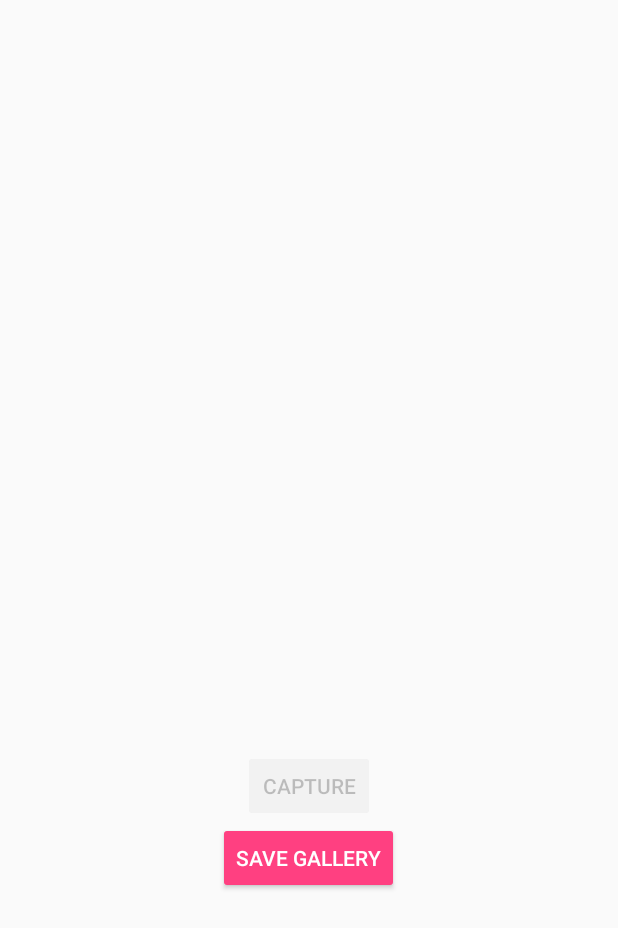
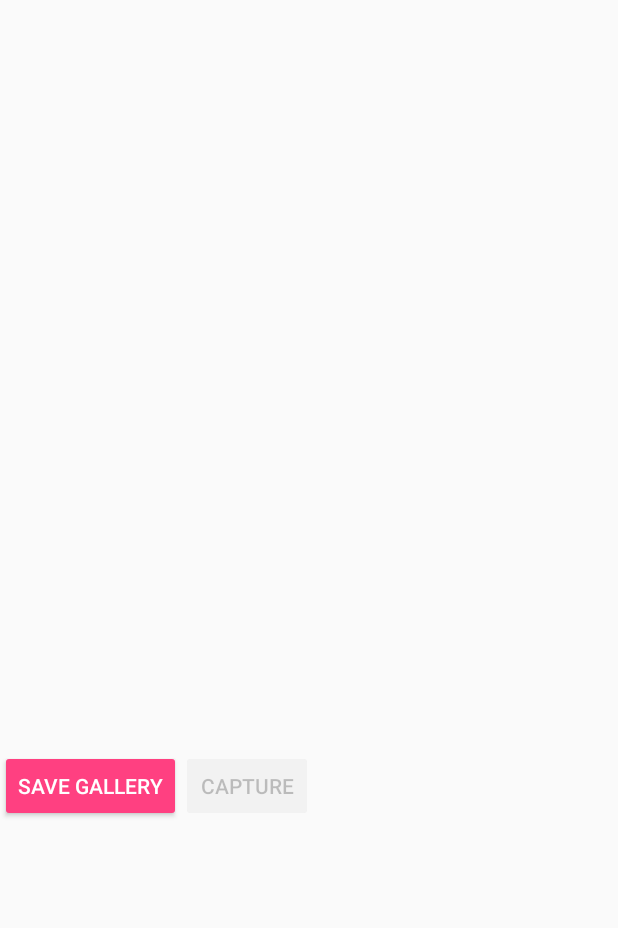
Before and after one commit to youssefnabil48/PinMateFrontend, an Android app: the fragment CameraFragment shown on its own in the app's theme, on a phone screen of 412 x 824 dp. Shown: the top 928 px of the screen. Run offline under Robolectric (Android 15) with nearby library versions, the phone set to English and light mode, and no system bars; pictures from the network do not load.

Commit message:
add_Story

```diff
--- a/app/src/main/java/com/example/saraelsheemi/pinmate/views/CameraFragment.java
+++ b/app/src/main/java/com/example/saraelsheemi/pinmate/views/CameraFragment.java
@@ -113,8 +113,9 @@ public class CameraFragment extends Fragment {
             }
             if (pictureFile != null) {
                 Uri photoURI = FileProvider.getUriForFile(getContext(),
-                        "com.zoftino.android.fileprovider",
+                        "ibas.provider",
                         pictureFile);
+//                String photoURI = null;
                 cameraIntent.putExtra(MediaStore.EXTRA_OUTPUT, photoURI);
                 startActivityForResult(cameraIntent, REQUEST_PICTURE_CAPTURE);
             }
--- a/app/src/main/java/com/example/saraelsheemi/pinmate/views/Home.java
+++ b/app/src/main/java/com/example/saraelsheemi/pinmate/views/Home.java
@@ -115,6 +115,8 @@ public class Home extends AppCompatActivity implements NavigationView.OnNavigati
 
         if (id == R.id.nav_camera) {
             // Handle the camera action
+
+            fragment = new CameraFragment();
         } else if (id == R.id.nav_home) {
             fragment = new Main();
         }
--- a/app/src/main/res/layout/activity_camera.xml
+++ b/app/src/main/res/layout/activity_camera.xml
@@ -1,5 +1,5 @@
 <?xml version="1.0" encoding="utf-8"?>
-<LinearLayout xmlns:android="http://schemas.android.com/apk/res/android"
+<RelativeLayout xmlns:android="http://schemas.android.com/apk/res/android"
     android:orientation="vertical" android:layout_width="match_parent"
     android:layout_height="match_parent">
 
@@ -7,19 +7,22 @@
         android:id="@+id/picture"
         android:layout_width="match_parent"
         android:layout_height="500dp"/>
+
+    <Button
+        android:id="@+id/save_local"
+        style="@style/Widget.AppCompat.Button.Colored"
+        android:layout_width="wrap_content"
+        android:layout_height="wrap_content"
+        android:layout_below="@id/picture"
+        android:text="Save Gallery" />
+
     <Button
         android:id="@+id/capture"
+        style="@style/Widget.AppCompat.Button.Colored"
         android:layout_width="wrap_content"
         android:layout_height="wrap_content"
-        android:layout_gravity="center"
-        style="@style/Widget.AppCompat.Button.Colored"
-        android:text="Capture"/>
-    <Button
-        android:id="@+id/save_local"
-        android:layout_width="wrap_content"
-        android:layout_height="wrap_content"
-        android:layout_gravity="center"
-        style="@style/Widget.AppCompat.Button.Colored"
-        android:text="Save Gallery" />
+        android:layout_toEndOf="@id/save_local"
+        android:layout_below="@id/picture"
+        android:text="Capture" />
 
-</LinearLayout>
+</RelativeLayout>
--- /dev/null
+++ b/app/src/main/res/xml/provider_paths.xml
@@ -0,0 +1,6 @@
+<?xml version="1.0" encoding="utf-8"?>
+<PreferenceScreen xmlns:android="http://schemas.android.com/apk/res/android">
+    <paths xmlns:android="http://schemas.android.com/apk/res/android">
+        <external-files-path name="my_images" path="Pictures/"/>
+    </paths>
+</PreferenceScreen>
```
Also changed, not shown: app/src/main/AndroidManifest.xml (+9 -0 lines), app/src/main/java/com/example/saraelsheemi/pinmate/controllers/Constants.java (+3 -4 lines).
